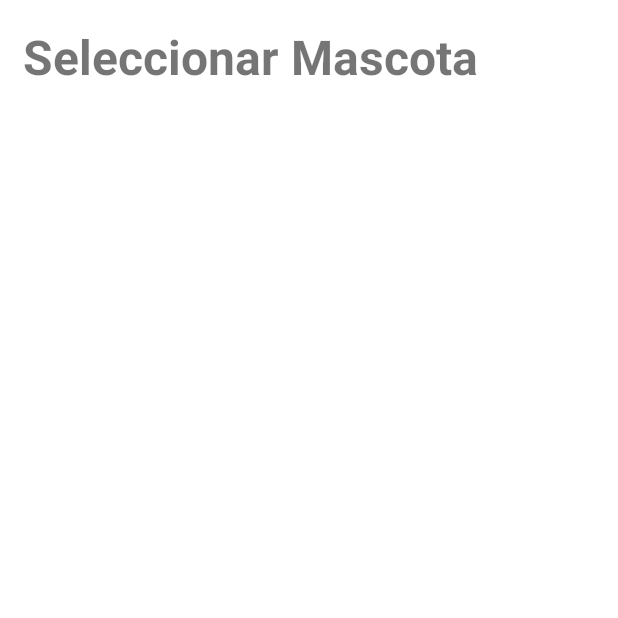
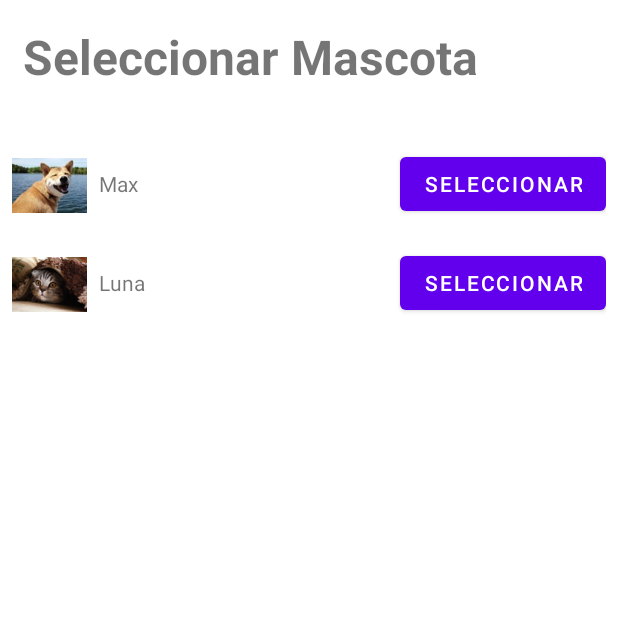
Before and after one commit to Elvis013/VETCARE, an Android app: the SeleccionarMascotaActivity screen opened directly, with no data from a screen before it, on a phone screen of 412 x 824 dp, the top half of it. Run offline under Robolectric (Android 15) with nearby library versions, the phone set to English and light mode, and no system bars.

Commit message:
Modulo Selección Mascotas y navegación a Reserva

```diff
--- a/app/src/main/java/com/example/vetcare/actividades/SeleccionarMascotaActivity.java
+++ b/app/src/main/java/com/example/vetcare/actividades/SeleccionarMascotaActivity.java
@@ -7,11 +7,20 @@ import androidx.appcompat.app.AppCompatActivity;
 import androidx.core.graphics.Insets;
 import androidx.core.view.ViewCompat;
 import androidx.core.view.WindowInsetsCompat;
+import androidx.recyclerview.widget.LinearLayoutManager;
+import androidx.recyclerview.widget.RecyclerView;
 
 import com.example.vetcare.R;
+import com.example.vetcare.actividades.clases.Mascota;
+import com.example.vetcare.actividades.clases.MascotaAdapter;
+
+import java.util.ArrayList;
+import java.util.List;
 
 public class SeleccionarMascotaActivity extends AppCompatActivity {
-
+    private RecyclerView recyclerViewMascotas;
+    private MascotaAdapter mascotaAdapter;
+    private List<Mascota> listaMascotas;
     @Override
     protected void onCreate(Bundle savedInstanceState) {
 
@@ -23,5 +32,23 @@ public class SeleccionarMascotaActivity extends AppCompatActivity {
             v.setPadding(systemBars.left, systemBars.top, systemBars.right, systemBars.bottom);
             return insets;
         });
+        recyclerViewMascotas = findViewById(R.id.recyclerSeleccionMascota);
+        recyclerViewMascotas.setLayoutManager(new LinearLayoutManager(this));
+
+        // Carga la lista de mascotas (puede venir de una base de datos o de otra fuente)
+        listaMascotas = obtenerListaDeMascotas();
+
+        // Configura el adapter
+        mascotaAdapter = new MascotaAdapter(this, listaMascotas);
+        recyclerViewMascotas.setAdapter(mascotaAdapter);
+    }
+
+    // Método que crea una lista de mascotas (puedes reemplazar esto con datos reales)
+    private List<Mascota> obtenerListaDeMascotas() {
+        List<Mascota> mascotas = new ArrayList<>();
+        mascotas.add(new Mascota("Max", R.drawable.perro1_95x70));  // Asegúrate de tener imágenes en res/drawable
+        mascotas.add(new Mascota("Luna", R.drawable.gato1_95x70));
+        // Agrega más mascotas según sea necesario
+        return mascotas;
     }
 }
--- /dev/null
+++ b/app/src/main/java/com/example/vetcare/actividades/clases/Mascota.java
@@ -0,0 +1,19 @@
+package com.example.vetcare.actividades.clases;
+
+public class Mascota {
+    private String nombre;
+    private int fotoResId;
+
+    public Mascota(String nombre, int fotoResId) {
+        this.nombre = nombre;
+        this.fotoResId = fotoResId;
+    }
+
+    public String getNombre() {
+        return nombre;
+    }
+
+    public int getFotoResId() {
+        return fotoResId;
+    }
+}
--- /dev/null
+++ b/app/src/main/java/com/example/vetcare/actividades/clases/MascotaAdapter.java
@@ -0,0 +1,68 @@
+package com.example.vetcare.actividades.clases;
+
+import android.content.Context;
+import android.content.Intent;
+import android.view.LayoutInflater;
+import android.view.View;
+import android.view.ViewGroup;
+import android.widget.Button;
+import android.widget.ImageView;
+import android.widget.TextView;
+
+import androidx.annotation.NonNull;
+import androidx.recyclerview.widget.RecyclerView;
+
+import com.example.vetcare.R;
+import com.example.vetcare.actividades.ReservaCitaActivity;
+
+import java.util.List;
+
+public class MascotaAdapter extends RecyclerView.Adapter<MascotaAdapter.MascotaViewHolder> {
+
+    private Context context;
+    private List<Mascota> listaMascotas;
+
+    public MascotaAdapter(Context context, List<Mascota> listaMascotas) {
+        this.context = context;
+        this.listaMascotas = listaMascotas;
+    }
+
+    @NonNull
+    @Override
+    public MascotaViewHolder onCreateViewHolder(@NonNull ViewGroup parent, int viewType) {
+        View view = LayoutInflater.from(context).inflate(R.layout.item_mascotas, parent, false);
+        return new MascotaViewHolder(view);
+    }
+
+    @Override
+    public void onBindViewHolder(@NonNull MascotaViewHolder holder, int position) {
+        Mascota mascota = listaMascotas.get(position);
+        holder.nombre.setText(mascota.getNombre());
+        holder.foto.setImageResource(mascota.getFotoResId());
+
+        holder.botonSeleccionar.setOnClickListener(v -> {
+            // Lógica para seleccionar la mascota y pasar a la siguiente actividad
+            Intent intent = new Intent(context, ReservaCitaActivity.class);
+            intent.putExtra("mascota_nombre", mascota.getNombre());
+            context.startActivity(intent);
+        });
+    }
+
+    @Override
+    public int getItemCount() {
+        return listaMascotas.size();
+    }
+
+    public static class MascotaViewHolder extends RecyclerView.ViewHolder {
+        TextView nombre;
+        ImageView foto;
+        Button botonSeleccionar;
+
+        public MascotaViewHolder(@NonNull View itemView) {
+            super(itemView);
+            nombre = itemView.findViewById(R.id.lblNombreSelecMascota);
+            foto = itemView.findViewById(R.id.imgvFotoSelecMascota);
+            botonSeleccionar = itemView.findViewById(R.id.btnSelecMascota);
+        }
+    }
+}
--- /dev/null
+++ b/app/src/main/res/layout/item_mascotas.xml
@@ -0,0 +1,31 @@
+<?xml version="1.0" encoding="utf-8"?>
+<androidx.constraintlayout.widget.ConstraintLayout xmlns:android="http://schemas.android.com/apk/res/android"
+    android:layout_width="match_parent"
+    android:layout_height="wrap_content"
+    xmlns:app="http://schemas.android.com/apk/res-auto">
+    <LinearLayout
+        xmlns:android="http://schemas.android.com/apk/res/android"
+        android:layout_width="match_parent"
+        android:layout_height="wrap_content"
+        android:orientation="horizontal"
+        android:padding="8dp">
+
+        <ImageView
+            android:id="@+id/imgvFotoSelecMascota"
+            android:layout_width="50dp"
+            android:layout_height="50dp"
+            android:layout_marginEnd="8dp"/>
+
+        <TextView
+            android:id="@+id/lblNombreSelecMascota"
+            android:layout_width="0dp"
+            android:layout_height="wrap_content"
+            android:layout_weight="1"/>
+
+        <Button
+            android:id="@+id/btnSelecMascota"
+            android:layout_width="wrap_content"
+            android:layout_height="wrap_content"
+            android:text="Seleccionar"/>
+    </LinearLayout>
+</androidx.constraintlayout.widget.ConstraintLayout>
```
